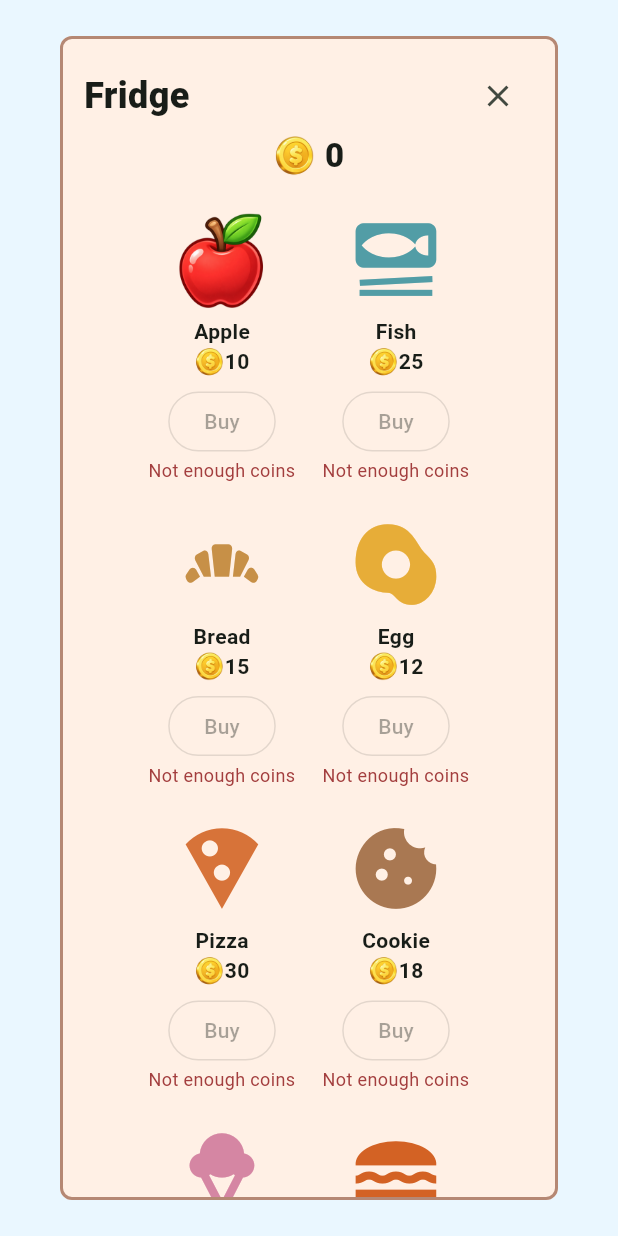
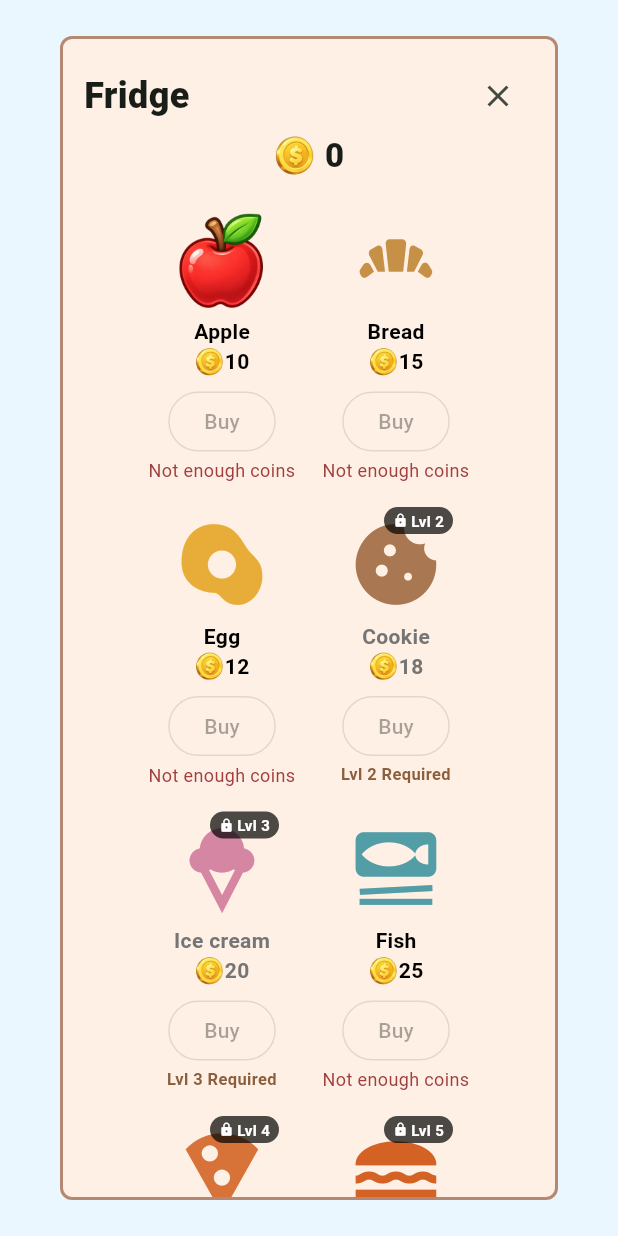
Before and after one commit to fgencay/pou_game, a Flutter app: the FridgeShop widget shown alone on an empty page, opened directly with empty values, on a phone screen of 412 x 824 dp. Run offline on Flutter 3.47's test engine with Material 3 defaults, Android fonts, the phone set to English and light mode, and no system bars; our stand-ins replace audioplayers, video_player; missing offline and left inert: flame; Roboto replaces fonts that are missing (Arial).

Commit message:
feat: Add level requirements for food purchases in fridge shop

```diff
--- a/lib/features/economy/models/food_purchase.dart
+++ b/lib/features/economy/models/food_purchase.dart
@@ -2,18 +2,26 @@ import 'package:flutter/material.dart';
 import '../../../core/config/game_assets.dart';
 
 enum Food {
-  apple('Apple', 10, asset: GameAssets.apple),
-  fish('Fish', 25, icon: Icons.set_meal, color: Color(0xFF529DA6)),
-  bread('Bread', 15, icon: Icons.bakery_dining, color: Color(0xFFC79047)),
-  egg('Egg', 12, icon: Icons.egg_alt, color: Color(0xFFE7AD38)),
-  pizza('Pizza', 30, icon: Icons.local_pizza, color: Color(0xFFD77339)),
-  cookie('Cookie', 18, icon: Icons.cookie, color: Color(0xFFA97852)),
-  iceCream('Ice cream', 20, icon: Icons.icecream, color: Color(0xFFD586A3)),
-  burger('Burger', 35, icon: Icons.lunch_dining, color: Color(0xFFD36224));
+  apple('Apple', 10, requiredLevel: 1, asset: GameAssets.apple),
+  bread('Bread', 15, requiredLevel: 1, icon: Icons.bakery_dining, color: Color(0xFFC79047)),
+  egg('Egg', 12, requiredLevel: 1, icon: Icons.egg_alt, color: Color(0xFFE7AD38)),
+  cookie('Cookie', 18, requiredLevel: 2, icon: Icons.cookie, color: Color(0xFFA97852)),
+  iceCream('Ice cream', 20, requiredLevel: 3, icon: Icons.icecream, color: Color(0xFFD586A3)),
+  fish('Fish', 25, requiredLevel: 1, icon: Icons.set_meal, color: Color(0xFF529DA6)),
+  pizza('Pizza', 30, requiredLevel: 4, icon: Icons.local_pizza, color: Color(0xFFD77339)),
+  burger('Burger', 35, requiredLevel: 5, icon: Icons.lunch_dining, color: Color(0xFFD36224));
 
-  const Food(this.label, this.price, {this.asset, this.icon, this.color});
+  const Food(
+    this.label,
+    this.price, {
+    this.requiredLevel = 1,
+    this.asset,
+    this.icon,
+    this.color,
+  });
   final String label;
   final int price;
+  final int requiredLevel;
   final String? asset;
   final IconData? icon;
   final Color? color;
@@ -54,7 +62,8 @@ class FoodPurchase {
     return true;
   }
 
-  bool buy(Food food) {
+  bool buy(Food food, {int playerLevel = 100}) {
+    if (playerLevel < food.requiredLevel) return false;
     if (_coins < food.price) return false;
     _coins -= food.price;
     _quantities[food] = quantity(food) + 1;
--- a/lib/presentation/screens/home_screen.dart
+++ b/lib/presentation/screens/home_screen.dart
@@ -328,11 +328,14 @@ class _HomeScreenState extends State<HomeScreen> {
   Future<void> _openFridge() async {
     final food = await showDialog<Food>(
       context: context,
-      builder: (_) => FridgeShop(coins: _purchases.coins),
+      builder: (_) => FridgeShop(
+        coins: _purchases.coins,
+        level: _progress.level,
+      ),
     );
     if (!mounted || food == null) return;
     setState(() {
-      _purchases.buy(food);
+      _purchases.buy(food, playerLevel: _progress.level);
     });
   }
 
--- a/lib/presentation/widgets/fridge_shop.dart
+++ b/lib/presentation/widgets/fridge_shop.dart
@@ -5,8 +5,9 @@ import '../../features/economy/models/food_purchase.dart';
 import 'food_item.dart';
 
 class FridgeShop extends StatelessWidget {
-  const FridgeShop({super.key, required this.coins});
+  const FridgeShop({super.key, required this.coins, this.level = 1});
   final int coins;
+  final int level;
 
   @override
   Widget build(BuildContext context) {
@@ -61,15 +62,60 @@ class FridgeShop extends StatelessWidget {
                 runSpacing: 16,
                 alignment: WrapAlignment.center,
                 children: [
-                  for (final food in Food.values)
-                    SizedBox(
+                  for (final food in Food.values) ...[
+                    () {
+                      final isUnlocked = level >= food.requiredLevel;
+                      final canAfford = coins >= food.price;
+                      final canBuy = isUnlocked && canAfford;
+
+                      return SizedBox(
                         width: 104,
                         child: Column(
                           children: [
+                            Stack(
+                              alignment: Alignment.topRight,
+                              children: [
                                 FoodItem(food: food, size: 76),
+                                if (!isUnlocked)
+                                  Container(
+                                    padding: const EdgeInsets.symmetric(
+                                      horizontal: 6,
+                                      vertical: 2,
+                                    ),
+                                    decoration: BoxDecoration(
+                                      color: Colors.black.withOpacity(0.7),
+                                      borderRadius: BorderRadius.circular(10),
+                                    ),
+                                    child: Row(
+                                      mainAxisSize: MainAxisSize.min,
+                                      children: [
+                                        const Icon(
+                                          Icons.lock,
+                                          size: 10,
+                                          color: Colors.white,
+                                        ),
+                                        const SizedBox(width: 2),
+                                        Text(
+                                          'Lvl ${food.requiredLevel}',
+                                          style: const TextStyle(
+                                            color: Colors.white,
+                                            fontSize: 10,
+                                            fontWeight: FontWeight.bold,
+                                          ),
+                                        ),
+                                      ],
+                                    ),
+                                  ),
+                              ],
+                            ),
                             Text(
                               food.label,
-                            style: const TextStyle(fontWeight: FontWeight.bold),
+                              style: TextStyle(
+                                fontWeight: FontWeight.bold,
+                                color: isUnlocked
+                                    ? Colors.black
+                                    : Colors.grey.shade600,
+                              ),
                             ),
                             Row(
                               mainAxisAlignment: MainAxisAlignment.center,
@@ -81,8 +127,11 @@ class FridgeShop extends StatelessWidget {
                                 ),
                                 Text(
                                   '${food.price}',
-                                style: const TextStyle(
+                                  style: TextStyle(
                                     fontWeight: FontWeight.bold,
+                                    color: isUnlocked
+                                        ? Colors.black
+                                        : Colors.grey.shade600,
                                   ),
                                 ),
                               ],
@@ -90,12 +139,22 @@ class FridgeShop extends StatelessWidget {
                             const SizedBox(height: 6),
                             OutlinedButton(
                               key: ValueKey('buy-${food.name}'),
-                            onPressed: coins >= food.price
+                              onPressed: canBuy
                                   ? () => Navigator.pop(context, food)
                                   : null,
                               child: const Text('Buy'),
                             ),
-                          if (coins < food.price)
+                            if (!isUnlocked)
+                              Text(
+                                'Lvl ${food.requiredLevel} Required',
+                                textAlign: TextAlign.center,
+                                style: const TextStyle(
+                                  fontSize: 11,
+                                  color: Color(0xFF8B5E3C),
+                                  fontWeight: FontWeight.w600,
+                                ),
+                              )
+                            else if (!canAfford)
                               const Text(
                                 'Not enough coins',
                                 textAlign: TextAlign.center,
@@ -106,7 +165,9 @@ class FridgeShop extends StatelessWidget {
                               ),
                           ],
                         ),
-                    ),
+                      );
+                    }(),
+                  ],
                 ],
               ),
             ],
```
Also changed, not shown: 1 other file. Lines whose indentation alone changed are shown as unchanged.
